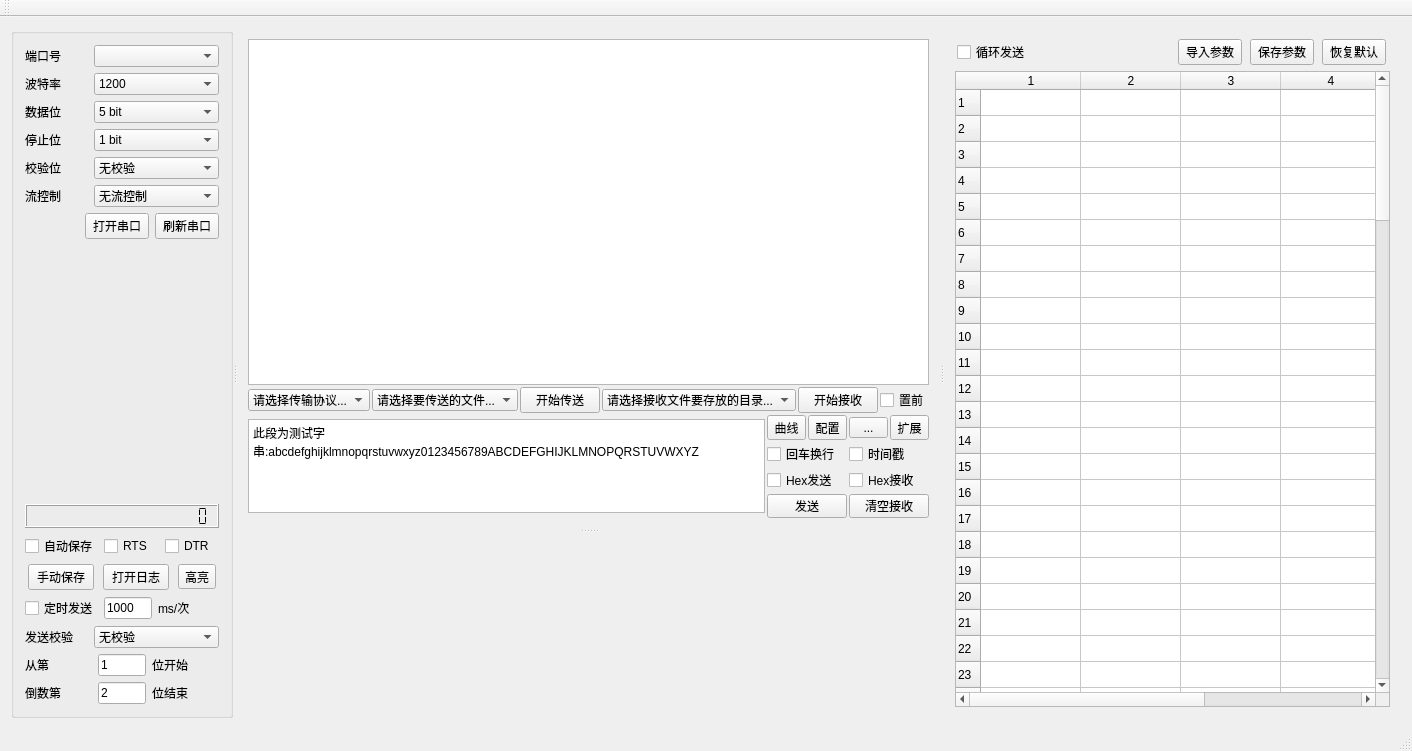
Before: the Qt Designer form SerialPortTool/serialporttool.ui in adg7660/SerialPort, drawn with Qt 5.
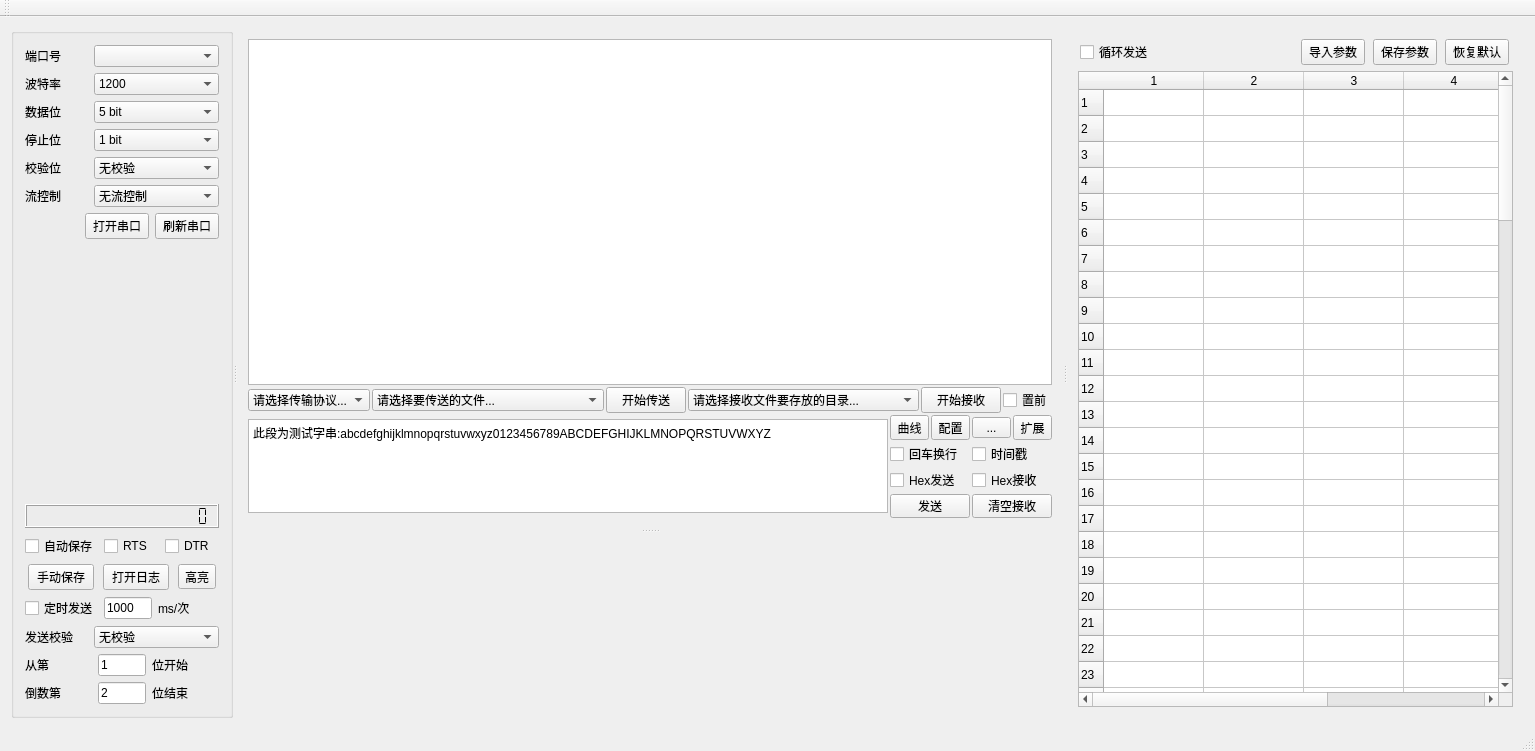
After: the same form once the commit is applied. Custom widgets are drawn as their Qt base class.

Commit message: 增加ymodem发送接收文件的功能

```diff
--- a/SerialPortTool/serialporttool.ui
+++ b/SerialPortTool/serialporttool.ui
@@ -6,7 +6,7 @@
    <rect>
     <x>0</x>
     <y>0</y>
-    <width>1193</width>
+    <width>1535</width>
     <height>751</height>
    </rect>
   </property>
@@ -542,10 +542,13 @@
            <widget class="QTextEdit" name="textEdit_recv"/>
           </item>
           <item>
-           <layout class="QHBoxLayout" name="horizontalLayout_16" stretch="6,6,1,6,1,0">
+           <layout class="QHBoxLayout" name="horizontalLayout_16" stretch="2,6,1,6,1,0">
             <property name="spacing">
              <number>2</number>
             </property>
+            <property name="sizeConstraint">
+             <enum>QLayout::SetDefaultConstraint</enum>
+            </property>
             <item>
              <widget class="QComboBox" name="comboBox_send_protocol">
               <item>
```
Left out of the diff: 7 changed lines with no effect on the pictures. The commit also changes 2 other files.
